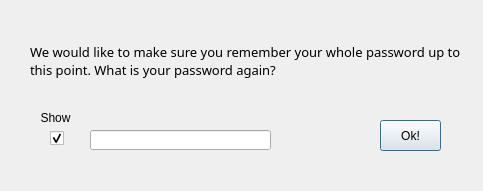
Above: Python/UI forms/routineCheck.ui from ajs5433/CSEC-Final-Project- before the change. Below: the same form after it.
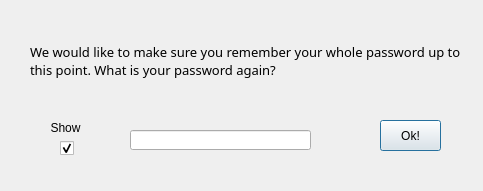
That is the form after the change.

Patch:
```diff
--- a/Python/UI forms/routineCheck.ui
+++ b/Python/UI forms/routineCheck.ui
@@ -35,11 +35,33 @@
     <bool>true</bool>
    </property>
   </widget>
+  <widget class="QPushButton" name="ok_btn">
+   <property name="geometry">
+    <rect>
+     <x>380</x>
+     <y>120</y>
+     <width>61</width>
+     <height>31</height>
+    </rect>
+   </property>
+   <property name="text">
+    <string>Ok!</string>
+   </property>
+  </widget>
+  <widget class="QWidget" name="widget" native="true">
+   <property name="geometry">
+    <rect>
+     <x>30</x>
+     <y>100</y>
+     <width>301</width>
+     <height>61</height>
+    </rect>
+   </property>
   <widget class="QLineEdit" name="passwordCheck_le">
    <property name="geometry">
     <rect>
-     <x>90</x>
-     <y>130</y>
+      <x>100</x>
+      <y>30</y>
      <width>181</width>
      <height>20</height>
     </rect>
@@ -48,8 +70,8 @@
   <widget class="QCheckBox" name="checkBox">
    <property name="geometry">
     <rect>
-     <x>50</x>
-     <y>130</y>
+      <x>30</x>
+      <y>40</y>
      <width>21</width>
      <height>17</height>
     </rect>
@@ -77,8 +99,8 @@
   <widget class="QLabel" name="label_2">
    <property name="geometry">
     <rect>
-     <x>40</x>
-     <y>110</y>
+      <x>20</x>
+      <y>20</y>
      <width>31</width>
      <height>16</height>
     </rect>
@@ -90,6 +112,10 @@
     <set>Qt::AlignCenter</set>
    </property>
   </widget>
+  </widget>
+  <zorder>widget</zorder>
+  <zorder>label</zorder>
+  <zorder>ok_btn</zorder>
  </widget>
  <resources/>
  <connections/>
```
Left out of the diff: 13 changed lines with no effect on the pictures. Lines whose indentation alone changed are shown as unchanged.
